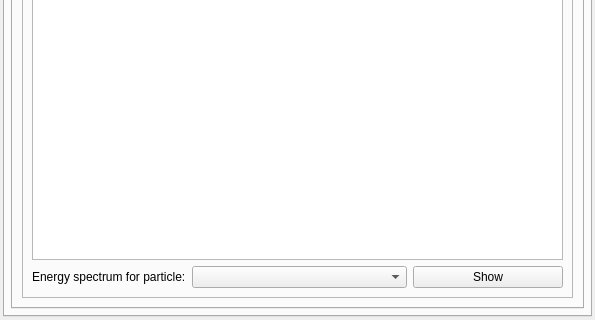
First picture: the form in ants3bundle/src/ants3/gui/particleSim/aparticlesimwin.ui, repository andrmor/ANTS3bundle, before the edit; both pictures show x 0 to 595 and y 447 to 767 of the 595 by 767 pixel window.
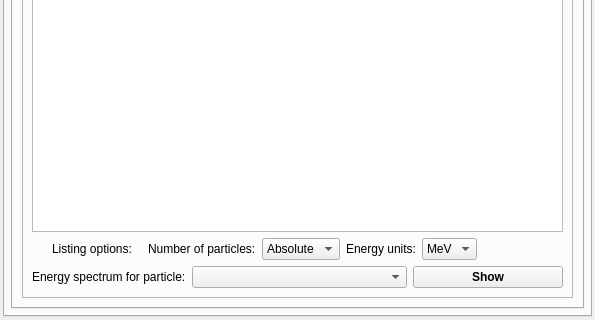
Second picture: the form after the edit. The open tabs and pages were chosen to show the change. Icons and pictures are not drawn.

Patch:
```diff
--- a/ants3bundle/src/ants3/gui/particleSim/aparticlesimwin.ui
+++ b/ants3bundle/src/ants3/gui/particleSim/aparticlesimwin.ui
@@ -5292,6 +5292,88 @@
                <item>
                 <widget class="QPlainTextEdit" name="pteAnalyzer"/>
                </item>
+               <item>
+                <layout class="QHBoxLayout" name="horizontalLayout_74">
+                 <property name="leftMargin">
+                  <number>20</number>
+                 </property>
+                 <property name="topMargin">
+                  <number>0</number>
+                 </property>
+                 <item>
+                  <widget class="QLabel" name="label_61">
+                   <property name="text">
+                    <string>Listing options:   </string>
+                   </property>
+                  </widget>
+                 </item>
+                 <item>
+                  <widget class="QLabel" name="label_63">
+                   <property name="text">
+                    <string>Number of particles:</string>
+                   </property>
+                  </widget>
+                 </item>
+                 <item>
+                  <widget class="QComboBox" name="cobAnalyzerNumberOption">
+                   <item>
+                    <property name="text">
+                     <string>Absolute</string>
+                    </property>
+                   </item>
+                   <item>
+                    <property name="text">
+                     <string>Fraction</string>
+                    </property>
+                   </item>
+                  </widget>
+                 </item>
+                 <item>
+                  <widget class="QLabel" name="label_62">
+                   <property name="text">
+                    <string>Energy units:</string>
+                   </property>
+                  </widget>
+                 </item>
+                 <item>
+                  <widget class="QComboBox" name="cobAnalyzerEnergyUnits">
+                   <item>
+                    <property name="text">
+                     <string>MeV</string>
+                    </property>
+                   </item>
+                   <item>
+                    <property name="text">
+                     <string>keV</string>
+                    </property>
+                   </item>
+                   <item>
+                    <property name="text">
+                     <string>eV</string>
+                    </property>
+                   </item>
+                   <item>
+                    <property name="text">
+                     <string>meV</string>
+                    </property>
+                   </item>
+                  </widget>
+                 </item>
+                 <item>
+                  <spacer name="horizontalSpacer_43">
+                   <property name="orientation">
+                    <enum>Qt::Orientation::Horizontal</enum>
+                   </property>
+                   <property name="sizeHint" stdset="0">
+                    <size>
+                     <width>40</width>
+                     <height>20</height>
+                    </size>
+                   </property>
+                  </spacer>
+                 </item>
+                </layout>
+               </item>
                <item>
                 <layout class="QHBoxLayout" name="horizontalLayout_33">
                  <item>
@@ -5319,6 +5401,11 @@
                      <height>0</height>
                     </size>
                    </property>
+                   <property name="font">
+                    <font>
+                     <bold>true</bold>
+                    </font>
+                   </property>
                    <property name="text">
                     <string>Show</string>
                    </property>
```
Left out of the diff: 4 changed lines with no effect on the pictures.
